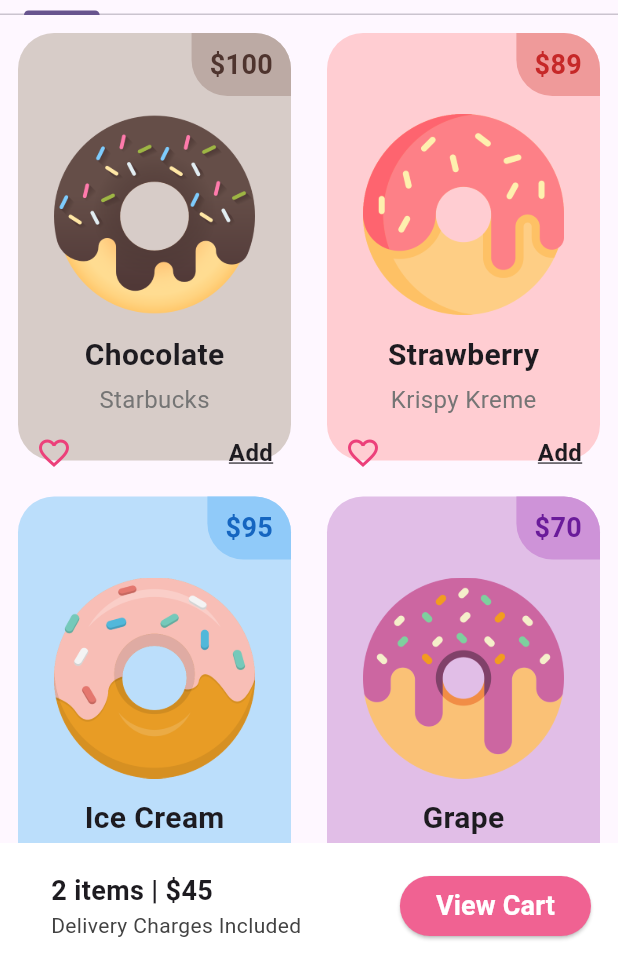
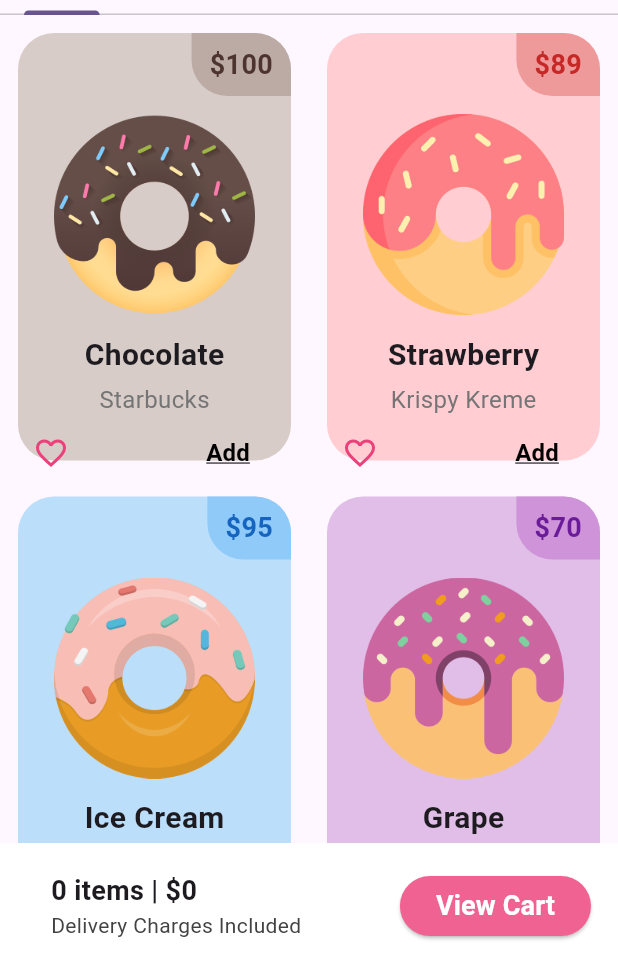
Before and after one commit to PabloXantini/DonutApp, a Flutter app: the screen it shows after launch, on a phone screen of 412 x 824 dp, the part 267-1236 px from its top. Run offline on Flutter 3.47's test engine with Material 3 defaults, Android fonts, the light colour scheme and no system bars.

Commit message:
feat: Shopping Cart dynamic total pricing

```diff
--- /dev/null
+++ b/lib/components/cart.dart
@@ -0,0 +1,79 @@
+import 'package:donut_app/controllers/cart_controller.dart';
+import 'package:donut_app/screens/my_cart.dart';
+import 'package:flutter/material.dart';
+import 'package:provider/provider.dart';
+
+class Cart extends StatefulWidget {
+  const Cart({
+    super.key,
+  });
+
+  @override
+  State<Cart> createState() => _CartState();
+}
+
+class _CartState extends State<Cart> {
+  final CartController controller = CartController();
+  @override
+  void dispose() {
+    controller.dispose();
+    super.dispose();
+  }
+  @override
+  Widget build(BuildContext context) {
+    final controller = Provider.of<CartController>(context);
+    return Container(
+      color: Colors.white,
+      padding: EdgeInsets.all(18),
+      child: Row(
+        mainAxisAlignment: MainAxisAlignment.spaceBetween,
+        children: [
+          Padding(
+            padding: EdgeInsets.only(left: 16),
+            child: Column(
+              //Align to left horizontly
+              crossAxisAlignment: CrossAxisAlignment.start,
+              children: [
+                Text(
+                  '${controller.totalItems} items | \$${controller.getTotalPrice()}',
+                  style: TextStyle(
+                    fontSize: 18,
+                    fontWeight: FontWeight.bold
+                  ),
+                ),
+                Text(
+                  'Delivery Charges Included',
+                  style: TextStyle(
+                    fontSize: 14,
+                    color: Colors.grey[800]
+                  ),
+                )
+              ],
+            ),
+          ),
+          ElevatedButton(
+            onPressed: (){
+              Navigator.push(
+                context,
+                MaterialPageRoute(
+                  builder: (context) => MyCart(),
+                )
+              );
+            },
+            style: ElevatedButton.styleFrom(
+              backgroundColor: Colors.pink[300]
+            ),
+            child: Text(
+              'View Cart',
+              style: TextStyle(
+                color: Colors.white,
+                fontSize: 18,
+                fontWeight: FontWeight.bold,
+              ),
+            )
+          )
+        ],
+      ),
+    );
+  }
+}
--- /dev/null
+++ b/lib/components/product.dart
@@ -0,0 +1,13 @@
+class Product {
+  final String flavorTitle;
+  final String price;
+  final String provider;
+  final String imagePath;
+
+  const Product({
+    required this.flavorTitle,
+    required this.price,
+    required this.provider,
+    required this.imagePath,
+  });
+}
--- /dev/null
+++ b/lib/controllers/cart_controller.dart
@@ -0,0 +1,25 @@
+import 'package:donut_app/components/product.dart';
+import 'package:flutter/material.dart';
+
+class CartController extends ChangeNotifier {
+  // This is normally a list with the products stored in memory
+  final List<Product> _productOnList = [];
+
+  CartController();
+
+  int get totalItems => _productOnList.length;
+  List<Product> get products => _productOnList;
+
+  int getTotalPrice(){
+    int totalPrice = 0;
+    for (var product in _productOnList) {
+      totalPrice += int.parse(product.price);
+    }
+    return totalPrice;
+  }
+
+  void add(Product product){
+    _productOnList.add(product);
+    notifyListeners(); //Notify
+  }
+}
--- a/lib/main.dart
+++ b/lib/main.dart
@@ -1,5 +1,7 @@
+import 'package:donut_app/controllers/cart_controller.dart';
 import 'package:donut_app/screens/home_page.dart';
 import 'package:flutter/material.dart';
+import 'package:provider/provider.dart';
 
 void main() {
   runApp(const MyApp());
@@ -11,13 +13,18 @@ class MyApp extends StatelessWidget {
   // This widget is the root of your application.
   @override
   Widget build(BuildContext context) {
-    return MaterialApp(
-      debugShowCheckedModeBanner: false,
-      title: 'Flutter Demo',
-      theme: ThemeData(
-        colorScheme: ColorScheme.fromSeed(seedColor: Colors.deepPurple),
-      ),
-      home: const HomePage(),
+    return MultiProvider(
+      providers: [
+        ChangeNotifierProvider(create: (context) => CartController())
+      ],
+      child: MaterialApp(
+        debugShowCheckedModeBanner: false,
+        title: 'Flutter Demo',
+        theme: ThemeData(
+          colorScheme: ColorScheme.fromSeed(seedColor: Colors.deepPurple),
+        ),
+        home: const HomePage()
+        ),
     );
   }
 }
--- a/lib/screens/home_page.dart
+++ b/lib/screens/home_page.dart
@@ -1,9 +1,10 @@
+import 'package:donut_app/components/cart.dart';
 import 'package:donut_app/tab/burger_tab.dart';
 import 'package:donut_app/tab/donut_tab.dart';
 import 'package:donut_app/tab/pancake_tab.dart';
 import 'package:donut_app/tab/pizza_tab.dart';
 import 'package:donut_app/tab/smoothie_tab.dart';
-import 'package:donut_app/utils/my_tab.dart';
+import 'package:donut_app/utils/upper_tab.dart';
 import 'package:flutter/material.dart';
 
 class HomePage extends StatefulWidget {
@@ -14,18 +15,18 @@ class HomePage extends StatefulWidget {
 }
 
 class _HomePageState extends State<HomePage> {
-  late TabController _tabController;
+  //late TabController _tabController;
   List<Widget> myTabs = [
     //donut tab
-    const MyTab(iconName: 'Donut', iconPath: 'lib/icons/donut.png'),
+    const UpperTab(iconName: 'Donut', iconPath: 'lib/icons/donut.png'),
     //burger tab
-    const MyTab(iconName: 'Burger', iconPath: 'lib/icons/burger.png'),
+    const UpperTab(iconName: 'Burger', iconPath: 'lib/icons/burger.png'),
     //smoothie tab
-    const MyTab(iconName: 'Smoothie', iconPath: 'lib/icons/smoothie.png'),
+    const UpperTab(iconName: 'Smoothie', iconPath: 'lib/icons/smoothie.png'),
     //pancake tab
-    const MyTab(iconName: 'Pancake', iconPath: 'lib/icons/pancakes.png'),
+    const UpperTab(iconName: 'Pancake', iconPath: 'lib/icons/pancakes.png'),
     //pizza tab
-    const MyTab(iconName: 'Pizza', iconPath: 'lib/icons/pizza.png')
+    const UpperTab(iconName: 'Pizza', iconPath: 'lib/icons/pizza.png')
   ];
   @override
   Widget build(BuildContext context) {
@@ -43,8 +44,8 @@ class _HomePageState extends State<HomePage> {
             ],
           ),
         body: Column(
-          //1. Main text
           children: [
+            //1. Main text
             Padding(
               padding: const EdgeInsets.all(8.0),
               child: Row(
@@ -79,55 +80,10 @@ class _HomePageState extends State<HomePage> {
               )
             ),
             //4. Cart
-            Container(
-              color: Colors.white,
-              padding: EdgeInsets.all(18),
-              child: Row(
-                mainAxisAlignment: MainAxisAlignment.spaceBetween,
-                children: [
-                  Padding(
-                    padding: EdgeInsets.only(left: 16),
-                    child: Column(
-                      //Align to left horizontly
-                      crossAxisAlignment: CrossAxisAlignment.start,
-                      children: [
-                        Text(
-                          '2 items | \$45',
-                          style: TextStyle(
-                            fontSize: 18,
-                            fontWeight: FontWeight.bold
-                          ),
-                        ),
-                        Text(
-                          'Delivery Charges Included',
-                          style: TextStyle(
-                            fontSize: 14,
-                            color: Colors.grey[800]
-                          ),
-                        )
-                      ],
-                    ),
-                  ),
-                  ElevatedButton(
-                    onPressed: (){},
-                    style: ElevatedButton.styleFrom(
-                      backgroundColor: Colors.pink[300]
-                    ),
-                    child: Text(
-                      'View Cart',
-                      style: TextStyle(
-                        color: Colors.white,
-                        fontSize: 18,
-                        fontWeight: FontWeight.bold,
-                      ),
-                    )
-                  )
-                ],
-              ),
-            )
+            Cart()
           ],
         ),
-      )
+      ),
     );
   }
 }
--- a/lib/tab/donut_tab.dart
+++ b/lib/tab/donut_tab.dart
@@ -1,4 +1,5 @@
 //import 'package:donut_app/utils/donut_tile.dart';
+import 'package:donut_app/components/product.dart';
 import 'package:donut_app/utils/menu_tile.dart';
 import 'package:flutter/material.dart';
 
@@ -11,30 +12,30 @@ class DonutTab extends StatelessWidget {
     [
       'Chocolate',
       '100',
+      'Starbucks',
+      "lib/images/donut_chocolate.png",
       Colors.brown,
-      "lib/images/donut_chocolate.png",
-      'Starbucks',
     ],
     [
       'Strawberry',
       '89',
+      'Krispy Kreme',
+      "lib/images/donut_strawberry.png",
       Colors.red,
-      "lib/images/donut_strawberry.png",
-      'Krispy Kreme',
     ],
     [
       'Ice Cream',
       '95',
+      "Dunkin' Donuts",
+      "lib/images/donut_icecream.png",
       Colors.blue,
-      "lib/images/donut_icecream.png",
-      "Dunkin' Donuts",
     ],
     [
       'Grape',
       '70',
+      'Oxxo',
+      "lib/images/donut_grape.png",
       Colors.purple,
-      "lib/images/donut_grape.png",
-      'Oxxo'
     ],
   ];
 
@@ -46,17 +47,19 @@ class DonutTab extends StatelessWidget {
         //Column quantity
         crossAxisCount: 2,
         //Aspect ratio
-        childAspectRatio: 1/1.5
+        childAspectRatio: 2/3
       ),
       //Item quantity
       itemCount: donutOnSale.length,
       itemBuilder: (context, index) {
         return MenuTile(
-          flavorTitle: donutOnSale[index][0],
-          price: donutOnSale[index][1],
-          provider: donutOnSale[index][4],
-          imagePath: donutOnSale[index][3],
-          tileColor: donutOnSale[index][2],
+          product: Product(
+            flavorTitle: donutOnSale[index][0],
+            price: donutOnSale[index][1],
+            provider: donutOnSale[index][2],
+            imagePath: donutOnSale[index][3]
+          ),
+          tileColor: donutOnSale[index][4],
         );
       }
     );
--- a/lib/utils/menu_tile.dart
+++ b/lib/utils/menu_tile.dart
@@ -1,23 +1,26 @@
+import 'package:donut_app/components/product.dart';
+import 'package:donut_app/controllers/cart_controller.dart';
 import 'package:flutter/material.dart';
+import 'package:provider/provider.dart';
 
 class MenuTile extends StatelessWidget {
-  final String flavorTitle;
-  final String price;
-  final String provider;
-  final String imagePath;
+  //final String flavorTitle;
+  //final String price;
+  //final String provider;
+  //final String imagePath;
   final dynamic tileColor;
+
+  final Product product;
 
   const MenuTile({
     super.key,
-    required this.flavorTitle,
-    required this.price,
-    required this.provider,
-    required this.imagePath,
+    required this.product,
     this.tileColor,
   });
 
   @override
   Widget build(BuildContext context) {
+      final controller = Provider.of<CartController>(context);
       return Padding(
       padding: const EdgeInsets.all(12.0),
       child: Container(
@@ -46,7 +49,7 @@ class MenuTile extends StatelessWidget {
                     )
                   ),
                   child: Text(
-                    '\$$price',
+                    '\$${product.price}',
                     style: TextStyle(
                       fontWeight: FontWeight.bold,
                       fontSize: 18,
@@ -56,17 +59,17 @@ class MenuTile extends StatelessWidget {
                 )
               ],
             ),
-            //Donut Image
+            //Image
             Padding(
               padding: const EdgeInsetsGeometry.symmetric(
                 vertical: 12,
                 horizontal: 24
               ),
-              child: Image.asset(imagePath),
+              child: Image.asset(product.imagePath),
             ),
-            //Donut name text
+            //Title section
             Text(
-              flavorTitle,
+              product.flavorTitle,
               style: TextStyle(
                 fontWeight: FontWeight.bold,
                 fontSize: 20
@@ -76,7 +79,7 @@ class MenuTile extends StatelessWidget {
             const SizedBox(height: 4),
             //Provider name section
             Text(
-              provider,
+              product.provider,
               style: TextStyle(
                 color: Colors.grey[600],
                 fontSize: 16
@@ -84,7 +87,7 @@ class MenuTile extends StatelessWidget {
             ),
             //Functionalities
             Padding(
-              padding: const EdgeInsets.all(12.0),
+              padding: const EdgeInsets.symmetric(horizontal: 10.0),
               child: Row(
                 mainAxisAlignment: MainAxisAlignment.spaceBetween,
                 children: [
@@ -92,12 +95,21 @@ class MenuTile extends StatelessWidget {
                     Icons.favorite_border,
                     color: Colors.pink[400],
                   ),
-                  Text(
-                    "Add",
-                    style: TextStyle(
-                      fontWeight: FontWeight.bold,
-                      fontSize: 16,
-                      decoration: TextDecoration.underline
+                  TextButton(
+                    onPressed: ()=>{
+                      controller.add(product)
+                    },
+                    style: TextButton.styleFrom(
+                      padding: const EdgeInsets.all(2.0)
+                    ),
+                    child: Text(
+                      "Add",
+                      style: TextStyle(
+                        color: Colors.black,
+                        fontWeight: FontWeight.bold,
+                        fontSize: 16,
+                        decoration: TextDecoration.underline
+                      ),
                     ),
                   )
                 ],
--- a/lib/utils/my_tab.dart
+++ b/lib/utils/upper_tab.dart
@@ -1,10 +1,10 @@
 import 'package:flutter/material.dart';
 
-class MyTab extends StatelessWidget {
+class UpperTab extends StatelessWidget {
   final String iconName;
   final String iconPath;
 
-  const MyTab({
+  const UpperTab({
     super.key,
     required this.iconName,
     required this.iconPath
--- a/pubspec.yaml
+++ b/pubspec.yaml
@@ -34,6 +34,7 @@ dependencies:
   # The following adds the Cupertino Icons font to your application.
   # Use with the CupertinoIcons class for iOS style icons.
   cupertino_icons: ^1.0.8
+  provider: ^6.1.5+1
 
 dev_dependencies:
   flutter_test:
```
Also changed, not shown: lib/screens/my_cart.dart (added, +44 -0 lines), lib/tab/burger_tab.dart (+8 -5 lines), lib/tab/pancake_tab.dart (+8 -5 lines), lib/tab/pizza_tab.dart (+8 -5 lines), lib/tab/smoothie_tab.dart (+8 -5 lines), lib/utils/donut_tile.dart (deleted, +0 -111 lines), pubspec.lock.
